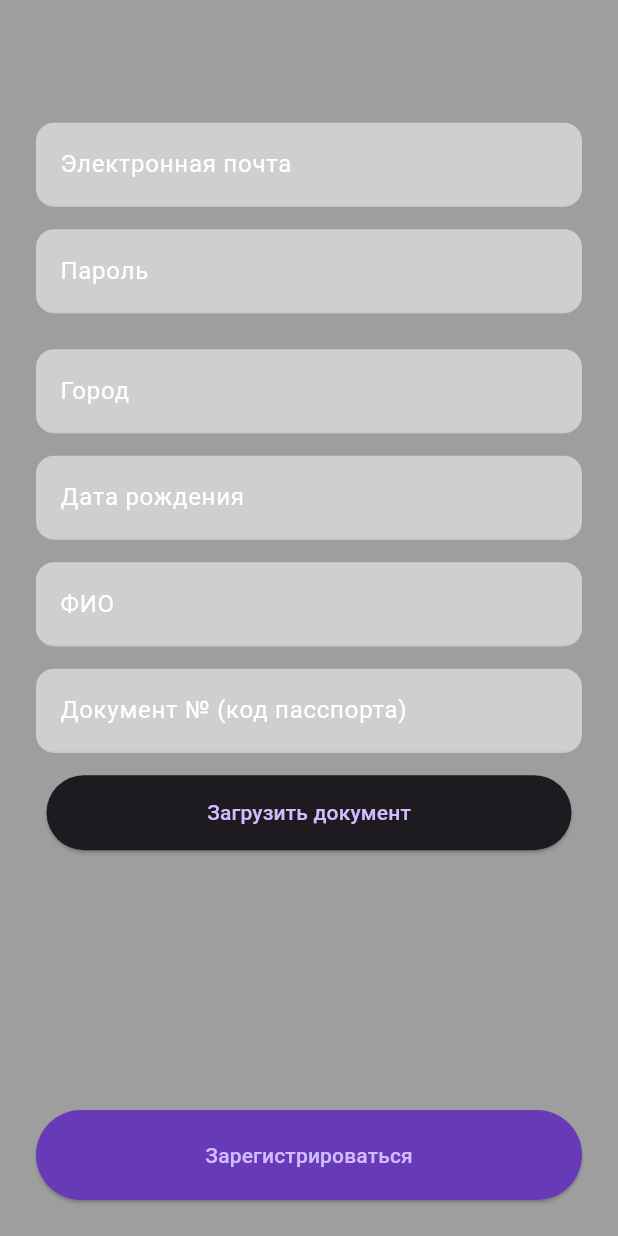
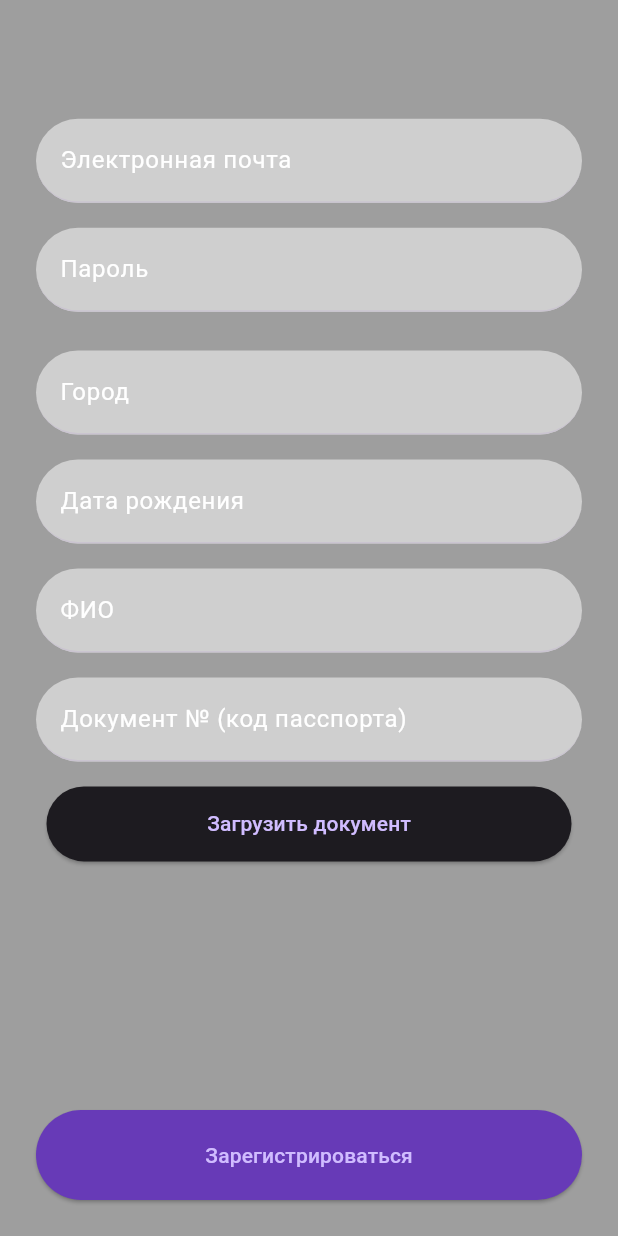
Before and after one commit to Zaylomaz/camshot, a Flutter app: the screen it shows after launch, after a tap on "Зарегистрироваться", on a phone screen of 412 x 824 dp. Run offline on Flutter 3.47's test engine with Material 3 defaults, Android fonts, the light colour scheme and no system bars; our stand-ins replace camera, connectivity_plus, cross_file, firebase_auth, firebase_core, flutter_svg and 5 more; missing offline and left inert: better_open_file, camerawesome, google_mlkit_face_detection, workmanager; accounts and stored records are empty; network calls fail; Roboto replaces fonts that are missing (Urbanist).

Commit message:
adaptive login screen

```diff
--- a/lib/components/text_field.dart
+++ b/lib/components/text_field.dart
@@ -9,7 +9,10 @@ class AppTextField extends StatelessWidget {
   @override
   Widget build(BuildContext context) {
     FocusNode? focusNode;
-    return TextField(
+    return Container(
+      height: MediaQuery.of(context).size.height*0.07,
+      width: MediaQuery.of(context).size.width,
+      child: TextField(
         controller: controllerName,
         focusNode: focusNode,
         decoration: InputDecoration(
@@ -17,12 +20,13 @@ class AppTextField extends StatelessWidget {
             labelText: hint,
             labelStyle: const TextStyle(color: Colors.white),
             border: const UnderlineInputBorder(
-              borderRadius: BorderRadius.all(Radius.circular(12))),
+                borderRadius: BorderRadius.all(Radius.circular(30))),
             focusedBorder: const UnderlineInputBorder(
                 borderSide: BorderSide(color: Colors.transparent),
-              borderRadius: BorderRadius.all(Radius.circular(12))),
+                borderRadius: BorderRadius.all(Radius.circular(30))),
             filled: true,
             fillColor: Colors.white.withOpacity(0.5)),
+      ),
     );
   }
 }
--- a/lib/main.dart
+++ b/lib/main.dart
@@ -1,5 +1,4 @@
 import 'package:flutter/material.dart';
-import 'package:workmanager/workmanager.dart';
 import 'config/app_routes.dart';
 import 'package:firebase_core/firebase_core.dart';
 import 'firebase_options.dart';
@@ -10,33 +9,28 @@ import 'package:connectivity_plus/connectivity_plus.dart';
 import 'package:camera/camera.dart';
 import 'pages/camera_screen.dart';
 import 'pages/awsc_page.dart';
+import 'package:workmanager/workmanager.dart';
 
 void callbackDispatcher() {
-  Workmanager().initialize(
-    callbackDispatcher,
-  );
-
   Workmanager().executeTask((task, inputData) {
-    // Define the function body here
-
-    Workmanager().registerOneOffTask(
-      'uploadImagesTask',
-      'uploadImages',
-    );
-
+    // This is the code that will be executed when the background task is triggered
+    print("Background task executed");
     return Future.value(true);
   });
 }
 
-void main() async{
+void main() async {
   WidgetsFlutterBinding.ensureInitialized();
   await Firebase.initializeApp(options: DefaultFirebaseOptions.currentPlatform);
-
+  Workmanager().initialize(
+      callbackDispatcher, // The top level function, aka callbackDispatcher
+      isInDebugMode: true // If enabled it will post a notification whenever the task is running. Handy for debugging tasks
+  );
   runApp(const MyApp());
 }
 
 class MyApp extends StatelessWidget {
-  const MyApp({super.key});
+  const MyApp({Key? key}) : super(key: key);
 
   @override
   Widget build(BuildContext context) {
@@ -49,14 +43,12 @@ class MyApp extends StatelessWidget {
       }
     });
     return MaterialApp(
-
       title: 'Camshot',
       debugShowCheckedModeBanner: false,
       theme: ThemeData(
           fontFamily: 'Urbanist',
           scaffoldBackgroundColor: Colors.grey,
           brightness: Brightness.dark),
-
       initialRoute: AppRoutes.login,
       routes: AppRoutes.pages,
     );
@@ -64,7 +56,7 @@ class MyApp extends StatelessWidget {
 }
 
 class MyHomePage extends StatefulWidget {
-  const MyHomePage({super.key, required this.title});
+  const MyHomePage({Key? key, required this.title}) : super(key: key);
   final String title;
 
   @override
--- a/lib/pages/camera_screen.dart
+++ b/lib/pages/camera_screen.dart
@@ -150,11 +150,14 @@ class _CameraScreenState extends State<CameraScreen> {
       },
 
       child: Scaffold(
+        appBar: AppBar(
+          title:Text('Отправка изображений')
+    ),
         backgroundColor: Colors.white,
         body: Stack(
           children: [
             Container(
-              height: MediaQuery.of(context).size.height*0.8,
+              height: MediaQuery.of(context).size.height*0.7,
               width: MediaQuery.of(context).size.width,
               child: CameraPreview(controller!),), // Replace with CameraPreview(controller) to display camera preview
             Align(
--- a/lib/pages/login_page.dart
+++ b/lib/pages/login_page.dart
@@ -6,9 +6,8 @@ import 'package:firebase_auth/firebase_auth.dart';
 import 'package:google_sign_in/google_sign_in.dart';
 import 'package:camshot/pages/signUP_page.dart';
 
-
 class LoginPage extends StatefulWidget {
-  const LoginPage({super.key});
+  const LoginPage({Key? key}) : super(key: key);
 
   @override
   State<LoginPage> createState() => _LoginPageState();
@@ -19,30 +18,25 @@ class _LoginPageState extends State<LoginPage> {
   final emailController = TextEditingController();
 
   Future<void> navigateToSignUp() async {
-    Navigator.of(context).pushNamed(AppRoutes.signUp); // Убедитесь, что вы добавили маршрут в AppRoutes
+    Navigator.of(context).pushNamed(AppRoutes.signUp);
   }
 
   Future<UserCredential> signInWithGoogle() async {
-    // Trigger the authentication flow
     final GoogleSignInAccount? googleUser = await GoogleSignIn().signIn();
-    // Obtain the auth details from the request
     final GoogleSignInAuthentication? googleAuth = await googleUser?.authentication;
-    // Create a new credential
     final credential = GoogleAuthProvider.credential(
       accessToken: googleAuth?.accessToken,
       idToken: googleAuth?.idToken,
     );
     return await FirebaseAuth.instance.signInWithCredential(credential);
   }
+
   Future<void> signIN() async {
-    if(signInWithGoogle().then((value) => value.user) != null)
-    {
+    if (signInWithGoogle().then((value) => value.user) != null) {
       Navigator.of(context).pushNamed(AppRoutes.main);
+    } else {
+      print('<<<<<<<<<<<<<<<<<<<<<<<<<<<<<<<<<<<<<<<<<<<<<<<<<<<<<<<<<<<<<<<<<<<<Ошибка входа через Google:');
     }
-    else{
-      print('<<<<<<<<<<<<<<<<<<<<<<<<<<<<<<<<<<<<<<<<<<<<<<<<<<<<<<<<<<<<<<<<<<<<Ошибка входа через Google:'
-      );};
-
   }
 
   @override
@@ -72,7 +66,8 @@ class _LoginPageState extends State<LoginPage> {
                   height: 24,
                 ),
                 SizedBox(
-                  width: 250,
+                  width: MediaQuery.of(context).size.width,
+                  height: MediaQuery.of(context).size.height * 0.05,
                   child: ElevatedButton(
                       onPressed: () async {
                         await signIN();
@@ -83,9 +78,12 @@ class _LoginPageState extends State<LoginPage> {
                       ),
                       child: const Text("Войти")),
                 ),
+                const SizedBox(
+                  height: 15,
+                ),
                 SizedBox(
-                  width: 250,
-                  height: 40,
+                  width: MediaQuery.of(context).size.width,
+                  height: MediaQuery.of(context).size.height * 0.05,
                   child: ElevatedButton(
                     onPressed: () async {
                       await navigateToSignUp();
@@ -94,20 +92,15 @@ class _LoginPageState extends State<LoginPage> {
                         backgroundColor: Colors.blue,
                         foregroundColor: Colors.white,
                         shape: const RoundedRectangleBorder(
-                          borderRadius: BorderRadius.all(Radius.circular(40)),
+                          borderRadius: BorderRadius.all(Radius.circular(30)),
                         )),
                     child: const Text("Зарегистрироваться",
                         style: TextStyle(
-                            color: Colors.white60,),
-                ),
-                ),
+                          color: Colors.white60,
+                        )),
+                  ),
                 ),
                 const Spacer(),
-                const Text(
-                  "Войти с помощью:",
-                  style: TextStyle(
-                      color: Colors.white, fontWeight: FontWeight.w400),
-                ),
                 const SizedBox(
                   height: 10,
                 ),
```
Also changed, not shown: 1 other file. Lines whose indentation alone changed are shown as unchanged.
